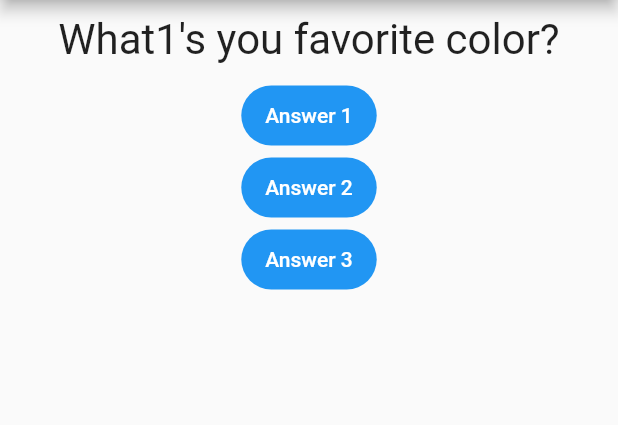
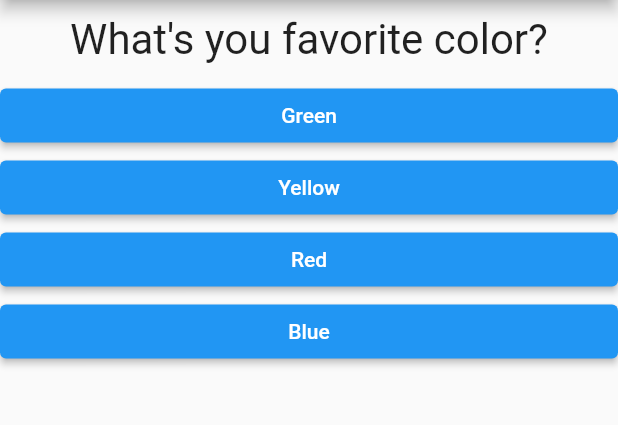
Before and after one commit to EbisaGirma21/Flutter-Quiz-App, a Flutter app: the screen it shows after launch, on a phone screen of 412 x 824 dp, the part 84-509 px from its top. Run offline on Flutter 3.47's test engine with Material 2 defaults, Android fonts, the phone set to English and light mode, and no system bars.

Commit message:
answer and question mapping

```diff
--- a/lib/answer.dart
+++ b/lib/answer.dart
@@ -1 +1,21 @@
-st
+import 'package:flutter/material.dart';
+
+class Answer extends StatelessWidget {
+  final Function selectHandler;
+  final String answerText;
+
+  Answer(this.selectHandler,this.answerText);
+
+  @override
+  Widget build(BuildContext context) {
+    return Container(
+      width: double.infinity,
+      child: ElevatedButton(
+        onPressed: () {
+          selectHandler();
+        },
+        child: Text(answerText),
+      ),
+    );
+  }
+}
--- a/lib/main.dart
+++ b/lib/main.dart
@@ -1,5 +1,8 @@
 import 'package:flutter/material.dart';
+
+// user difined widgets
 import './question.dart';
+import './answer.dart';
 
 // void main() {
 //   runApp(MyApp());
@@ -7,7 +10,7 @@ import './question.dart';
 void main() => runApp(const MyApp());
 
 class MyApp extends StatefulWidget {
-  const MyApp({super.key});
+  const MyApp();
 
   @override
   State<StatefulWidget> createState() {
@@ -27,34 +30,33 @@ class _MyAppState extends State<MyApp> {
   @override
   Widget build(BuildContext context) {
     var questions = [
-      'What1\'s you favorite color?',
-      'What\'s your favorite animal?'
+      {
+        'questionText': 'What\'s you favorite color?',
+        'answers': ['Green', 'Yellow', 'Red', 'Blue']
+      },
+      {
+        'questionText': 'What\'s your favorite animal?',
+        'answers': ['Monkey', 'Lion', 'Lepord', 'Rabbit']
+      },
+      {
+        'questionText': 'Who\'s your favorite favorite instructor?',
+        'answers': ['Mr.Joseph', 'Mr. Melaku', 'Mr. Sime', 'Mr. Asmeraw']
+      }
     ];
 
     return MaterialApp(
       home: Scaffold(
         appBar: AppBar(
-          title: const Text('Quiz App'),
+          title: Text('Quiz App'),
         ),
         body: Column(children: [
           Question(
-            questions[_questionIndex],
+            questions[_questionIndex]['questionText'] as String,
           ),
-          FilledButton(
-            onPressed: _answerQuestion,
-            child: const Text('Answer 1'),
-          ),
-          FilledButton(
-            onPressed: () => print('Answer 2 Chosen!'),
-            child: const Text('Answer 2'),
-          ),
-          FilledButton(
-            onPressed: () {
-              // ...
-              print('Answer 3 Chosen!');
-            },
-            child: const Text('Answer 3'),
-          ),
+          ...(questions[_questionIndex]['answers'] as List<String>)
+              .map((answer) {
+            return Answer(_answerQuestion, answer);
+          }).toList()
         ]),
       ),
     );
--- a/lib/question.dart
+++ b/lib/question.dart
@@ -3,7 +3,7 @@ import 'package:flutter/material.dart';
 class Question extends StatelessWidget {
   final String questionText;
 
-  const Question(this.questionText, {super.key});
+  Question(this.questionText, {super.key});
 
   @override
   Widget build(BuildContext context) {
@@ -12,7 +12,7 @@ class Question extends StatelessWidget {
       margin: const EdgeInsets.all(10),
       child: Text(
         questionText,
-        style: const TextStyle(fontSize: 28),
+        style: TextStyle(fontSize: 28),
         textAlign: TextAlign.center,
       ),
     );
```
